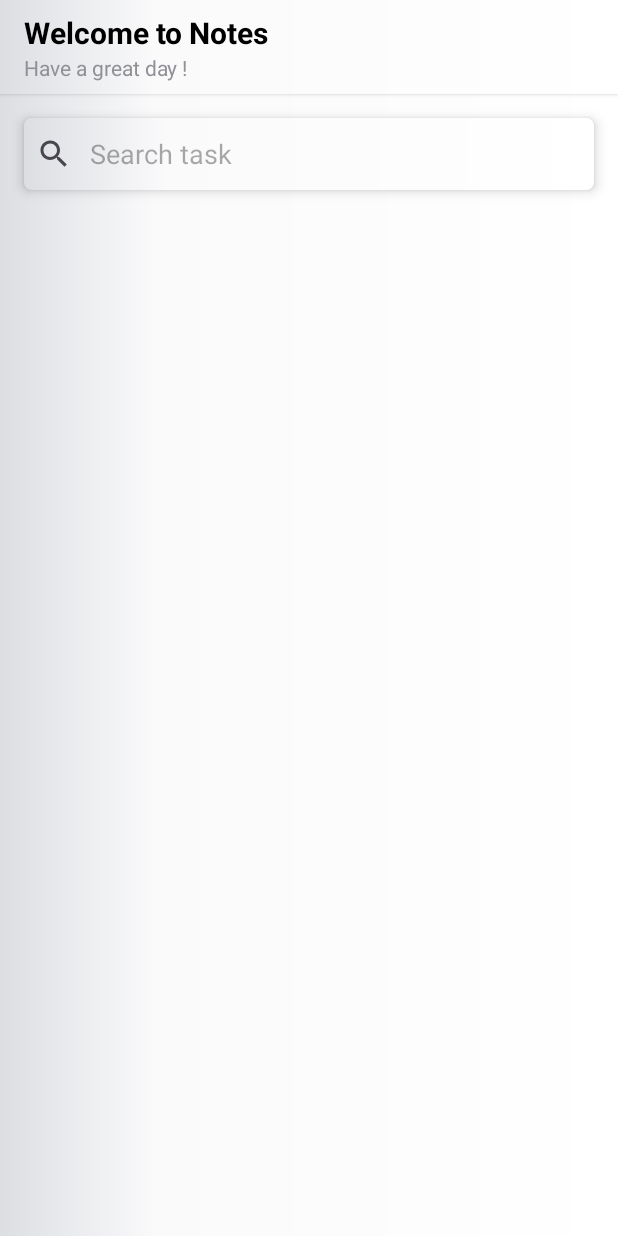
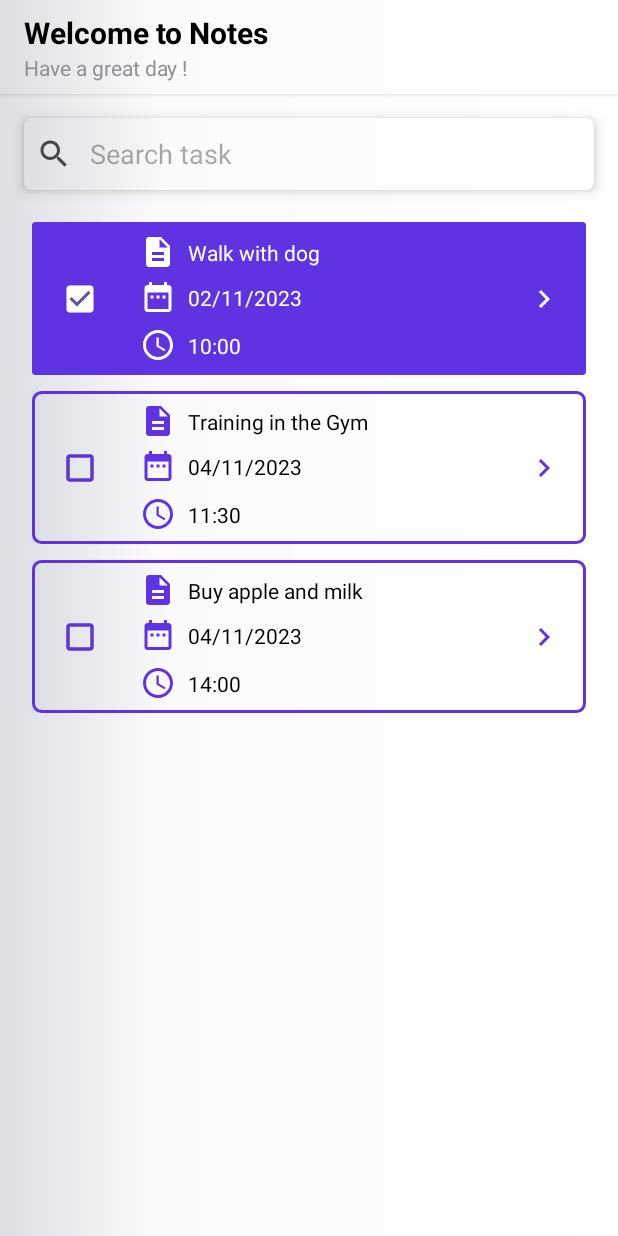
Before and after one commit to tariksafakutuk/Android-To-Do-List-App, an Android app: the HomePageFragment screen opened through its navigation route, on a phone screen of 412 x 824 dp. Run offline under Robolectric (Android 15) with nearby library versions, the phone set to English and light mode, and no system bars.

Commit message:
:sparkles: Add scrollable task card feature to home page fragment

```diff
--- /dev/null
+++ b/app/src/main/java/com/example/todolistapp/data/entity/Task.kt
@@ -0,0 +1,8 @@
+package com.example.todolistapp.data.entity
+
+data class Task(var taskId: Int,
+                var taskTitle: String,
+                var taskDate: String,
+                var taskTime: String,
+                var taskActivated: Boolean) {
+}
--- /dev/null
+++ b/app/src/main/java/com/example/todolistapp/ui/adapter/TaskAdapter.kt
@@ -0,0 +1,66 @@
+package com.example.todolistapp.ui.adapter
+
+import android.content.Context
+import android.util.Log
+import android.view.LayoutInflater
+import android.view.ViewGroup
+import androidx.core.content.ContextCompat
+import androidx.recyclerview.widget.RecyclerView
+import com.example.todolistapp.R
+import com.example.todolistapp.data.entity.Task
+import com.example.todolistapp.databinding.TaskCardBinding
+
+class TaskAdapter(private var mContext: Context, private var taskList: List<Task>) :
+    RecyclerView.Adapter<TaskAdapter.TaskHolder>() {
+
+    inner class TaskHolder(var design: TaskCardBinding) :
+        RecyclerView.ViewHolder(design.root)
+
+    override fun onCreateViewHolder(parent: ViewGroup, viewType: Int): TaskHolder {
+        val binding = TaskCardBinding.inflate(LayoutInflater.from(mContext), parent, false)
+        return TaskHolder(binding)
+    }
+
+    override fun onBindViewHolder(holder: TaskHolder, position: Int) {
+        val task = taskList.get(position)
+        val binding = holder.design
+
+        binding.tvTaskTitle.text = task.taskTitle
+        binding.tvTaskDate.text = task.taskDate
+        binding.tvTaskTime.text = task.taskTime
+
+        if (task.taskActivated) {
+            binding.tvTaskTitle.setTextColor(ContextCompat.getColor(mContext, R.color.white))
+            binding.tvTaskDate.setTextColor(ContextCompat.getColor(mContext, R.color.white))
+            binding.tvTaskTime.setTextColor(ContextCompat.getColor(mContext, R.color.white))
+
+            binding.cardViewTask.setCardBackgroundColor(ContextCompat.getColor(mContext, R.color.bg_button))
+            binding.ivTaskTitle.setColorFilter(ContextCompat.getColor(mContext, R.color.white))
+            binding.ivTaskDate.setColorFilter(ContextCompat.getColor(mContext, R.color.white))
+            binding.ivTaskTime.setColorFilter(ContextCompat.getColor(mContext, R.color.white))
+            binding.ivRightButton.setColorFilter(ContextCompat.getColor(mContext, R.color.white))
+
+            binding.cbTask.isChecked = true
+        } else {
+            binding.tvTaskTitle.setTextColor(ContextCompat.getColor(mContext, R.color.black))
+            binding.tvTaskDate.setTextColor(ContextCompat.getColor(mContext, R.color.black))
+            binding.tvTaskTime.setTextColor(ContextCompat.getColor(mContext, R.color.black))
+
+            binding.cardViewTask.setBackgroundResource(R.drawable.bg_layout)
+            binding.ivTaskTitle.setColorFilter(ContextCompat.getColor(mContext, R.color.bg_button))
+            binding.ivTaskDate.setColorFilter(ContextCompat.getColor(mContext, R.color.bg_button))
+            binding.ivTaskTime.setColorFilter(ContextCompat.getColor(mContext, R.color.bg_button))
+            binding.ivRightButton.setColorFilter(ContextCompat.getColor(mContext, R.color.bg_button))
+
+            binding.cbTask.isChecked = false
+        }
+
+        binding.cbTask.setOnClickListener {
+            Log.e("Message", "Task Activated")
+        }
+    }
+
+    override fun getItemCount(): Int {
+        return taskList.size
+    }
+}
--- a/app/src/main/java/com/example/todolistapp/ui/fragment/HomePageFragment.kt
+++ b/app/src/main/java/com/example/todolistapp/ui/fragment/HomePageFragment.kt
@@ -5,56 +5,42 @@ import androidx.fragment.app.Fragment
 import android.view.LayoutInflater
 import android.view.View
 import android.view.ViewGroup
+import androidx.core.content.ContextCompat
+import androidx.recyclerview.widget.LinearLayoutManager
 import com.example.todolistapp.R
+import com.example.todolistapp.data.entity.Task
+import com.example.todolistapp.databinding.FragmentHomePageBinding
+import com.example.todolistapp.ui.adapter.TaskAdapter
 
-// TODO: Rename parameter arguments, choose names that match
-// the fragment initialization parameters, e.g. ARG_ITEM_NUMBER
-private const val ARG_PARAM1 = "param1"
-private const val ARG_PARAM2 = "param2"
-
-/**
- * A simple [Fragment] subclass.
- * Use the [HomePageFragment.newInstance] factory method to
- * create an instance of this fragment.
- */
 class HomePageFragment : Fragment() {
-    // TODO: Rename and change types of parameters
-    private var param1: String? = null
-    private var param2: String? = null
-
-    override fun onCreate(savedInstanceState: Bundle?) {
-        super.onCreate(savedInstanceState)
-        arguments?.let {
-            param1 = it.getString(ARG_PARAM1)
-            param2 = it.getString(ARG_PARAM2)
-        }
-    }
+    private lateinit var binding: FragmentHomePageBinding
 
     override fun onCreateView(
         inflater: LayoutInflater, container: ViewGroup?,
         savedInstanceState: Bundle?
-    ): View? {
-        // Inflate the layout for this fragment
-        return inflater.inflate(R.layout.fragment_home_page, container, false)
+    ): View {
+        binding = FragmentHomePageBinding.inflate(inflater, container, false)
+        setStatusBarColor()
+
+        binding.rvTaskCard.layoutManager = LinearLayoutManager(requireContext())
+
+        val taskList = ArrayList<Task>()
+        val t1 = Task(1, "Walk with dog", "02/11/2023", "10:00", true)
+        val t2 = Task(2, "Training in the Gym", "04/11/2023", "11:30", false)
+        val t3 = Task(3, "Buy apple and milk", "04/11/2023", "14:00", false)
+        taskList.add(t1)
+        taskList.add(t2)
+        taskList.add(t3)
+
+        val adapter = TaskAdapter(requireContext(), taskList)
+        binding.rvTaskCard.adapter = adapter
+
+        return binding.root
     }
 
-    companion object {
-        /**
-         * Use this factory method to create a new instance of
-         * this fragment using the provided parameters.
-         *
-         * @param param1 Parameter 1.
-         * @param param2 Parameter 2.
-         * @return A new instance of fragment HomePageFragment.
-         */
-        // TODO: Rename and change types and number of parameters
-        @JvmStatic
-        fun newInstance(param1: String, param2: String) =
-            HomePageFragment().apply {
-                arguments = Bundle().apply {
-                    putString(ARG_PARAM1, param1)
-                    putString(ARG_PARAM2, param2)
-                }
-            }
+    private fun setStatusBarColor() {
+        val background = resources.getDrawable(R.drawable.bg_layout)
+        requireActivity().window.statusBarColor = ContextCompat.getColor(requireContext(), android.R.color.transparent)
+        requireActivity().window.setBackgroundDrawable(background)
     }
 }
```
